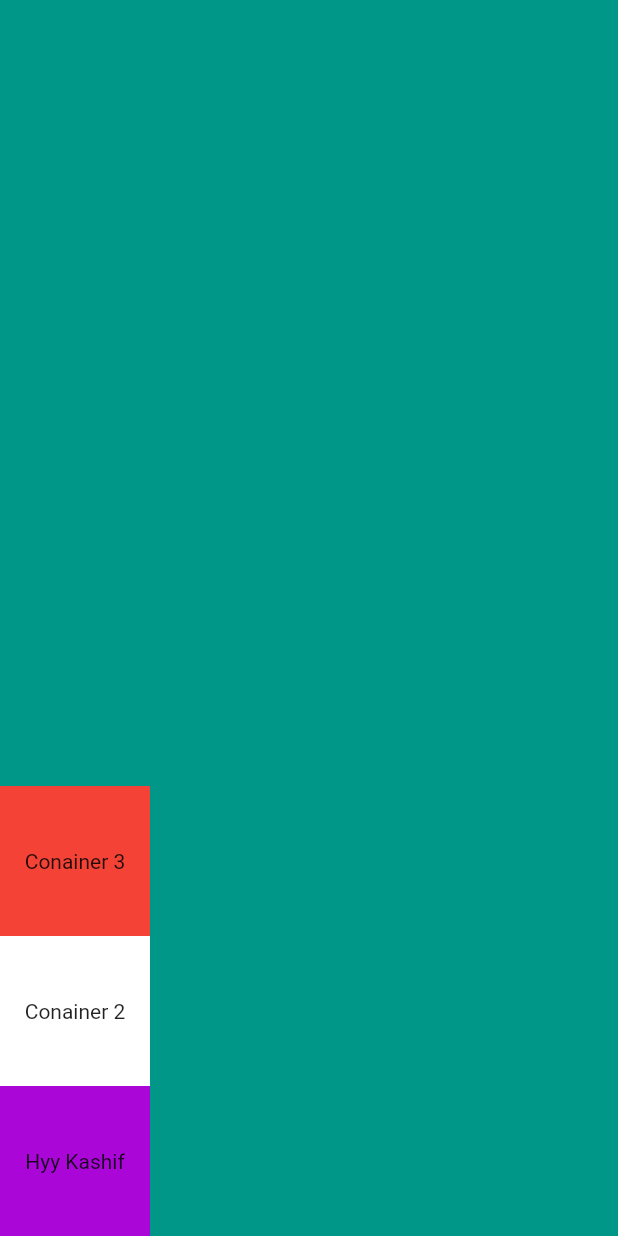
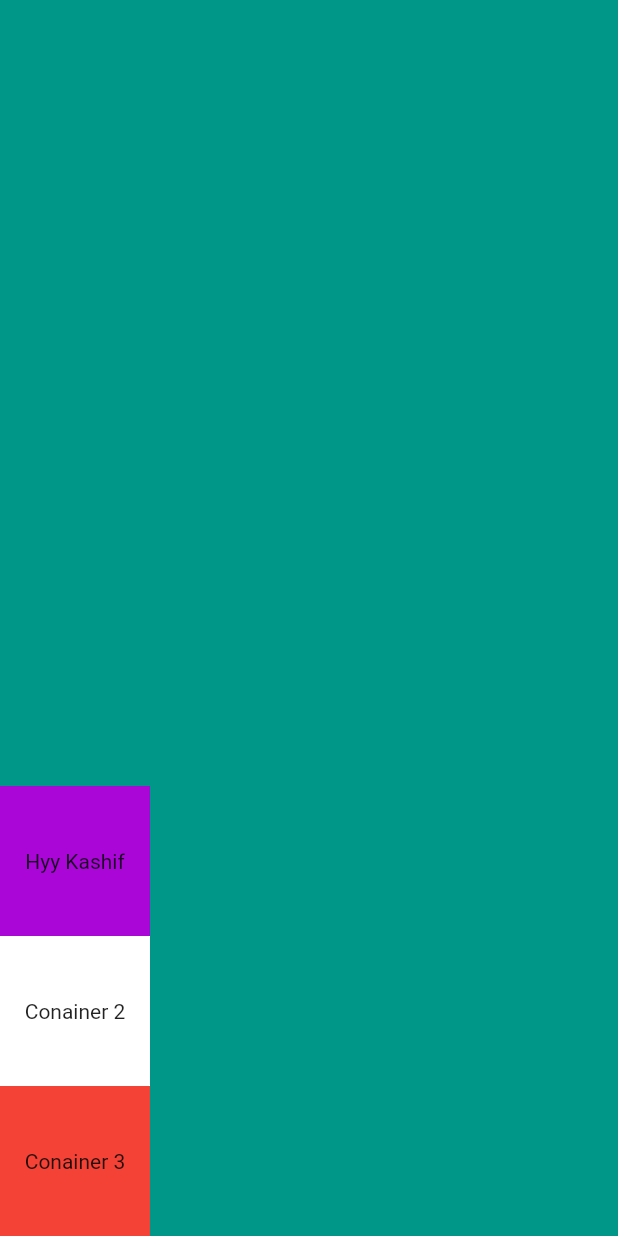
Before and after one commit to HEYKASHIF/quizApp, a Flutter app: the bootCamp screen opened directly, on a phone screen of 412 x 824 dp. Run offline on Flutter 3.47's test engine with Material 2 defaults, Android fonts, the phone set to English and light mode, and no system bars.

Commit message:
"16-may commit6"

```diff
--- a/lib/bootcamp.dart
+++ b/lib/bootcamp.dart
@@ -10,7 +10,8 @@ class bootCamp extends StatelessWidget {
       body: SafeArea(
           child: Column(
         // mainAxisSize: MainAxisSize.min,
-        verticalDirection: VerticalDirection.up,
+        // verticalDirection: VerticalDirection.up,
+        mainAxisAlignment: MainAxisAlignment.end,
         children: [
           Container(
             height: 100,
```
